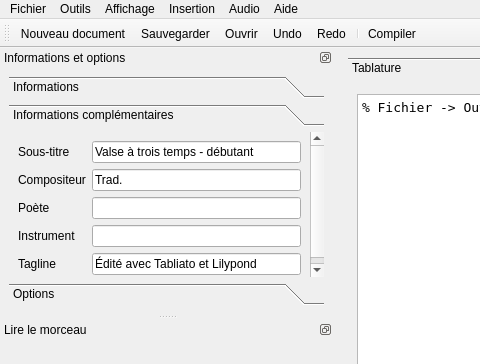
First picture: the form in ui/mainwindow.ui, repository Jean-Romain/tabliato, before the edit; both pictures show x 0 to 480 and y 0 to 364 of the 1240 by 841 pixel window.
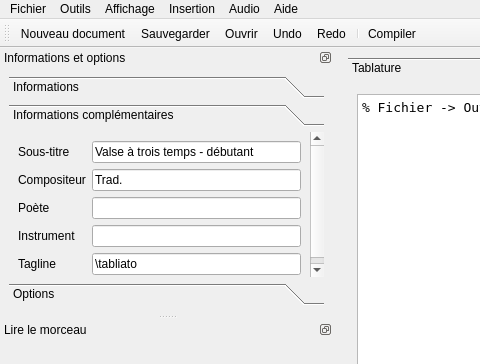
Second picture: the form after the edit. The open tabs and pages were chosen to show the change. Icons and pictures are not drawn. Custom widgets are drawn as their Qt base class.

Diff of the .ui file:
```diff
--- a/ui/mainwindow.ui
+++ b/ui/mainwindow.ui
@@ -926,7 +926,7 @@
         <property name="geometry">
          <rect>
           <x>0</x>
-          <y>0</y>
+          <y>-55</y>
           <width>301</width>
           <height>183</height>
          </rect>
@@ -979,7 +979,7 @@
          <item row="5" column="1">
           <widget class="QLineEdit" name="tagline_LineEdit">
            <property name="text">
-            <string>Édité avec Tabliato et Lilypond</string>
+            <string>\tabliato</string>
            </property>
           </widget>
          </item>
```
Left out of the diff: 8 changed lines with no effect on the pictures.
